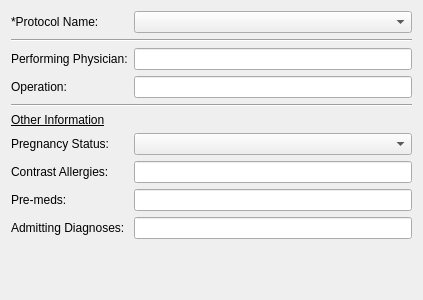
This is qt/otherinfoform.ui in eNorris/cztgui as Qt 5 draws it before an edit. The edited form follows.
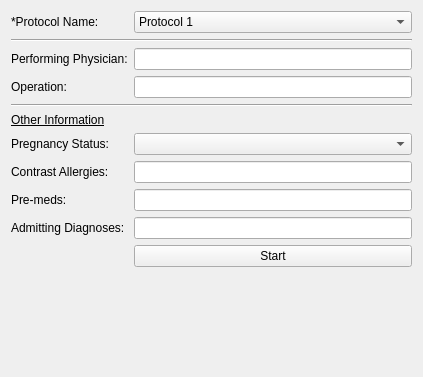
This is the edited form.

Commit message: Created CudaEngine based off SimEngine, but improved event handling. Added updated SpectDM library. Started updating the main project to use a protocol dialog

Diff of the .ui file:
```diff
--- a/qt/otherinfoform.ui
+++ b/qt/otherinfoform.ui
@@ -7,7 +7,7 @@
     <x>0</x>
     <y>0</y>
     <width>423</width>
-    <height>300</height>
+    <height>377</height>
    </rect>
   </property>
   <property name="windowTitle">
@@ -25,7 +25,23 @@
     </widget>
    </item>
    <item row="0" column="1">
-    <widget class="QComboBox" name="comboBox"/>
+    <widget class="QComboBox" name="comboBox">
+     <item>
+      <property name="text">
+       <string>Protocol 1</string>
+      </property>
+     </item>
+     <item>
+      <property name="text">
+       <string>Protocol 2</string>
+      </property>
+     </item>
+     <item>
+      <property name="text">
+       <string>Protocol 3</string>
+      </property>
+     </item>
+    </widget>
    </item>
    <item row="1" column="0" colspan="2">
     <widget class="Line" name="line">
@@ -113,6 +129,13 @@
      </property>
     </widget>
    </item>
+   <item row="10" column="1">
+    <widget class="QPushButton" name="pushButton">
+     <property name="text">
+      <string>Start</string>
+     </property>
+    </widget>
+   </item>
   </layout>
  </widget>
  <resources/>
```
The commit also changes 27 other files.
